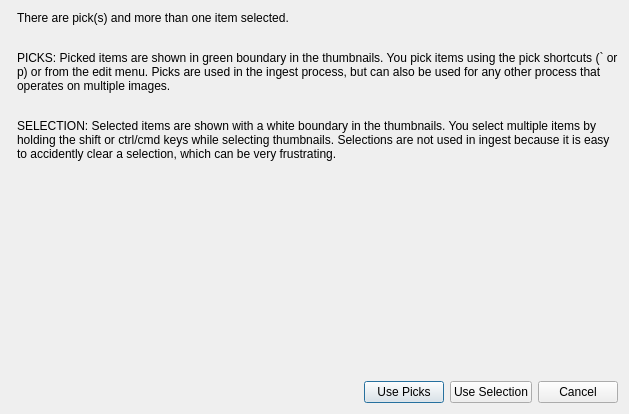
towhee/Winnow64, file Dialogs/selectionorpicksdlg.ui: the form before one commit.
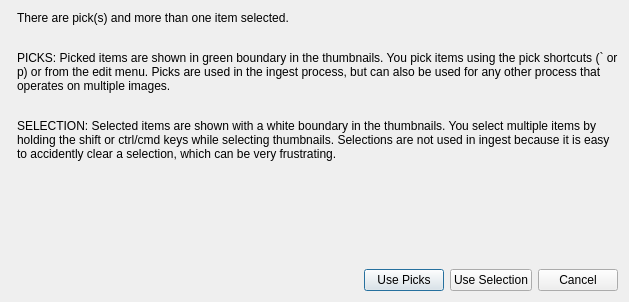
The form after the commit.

Patch:
```diff
--- a/Dialogs/selectionorpicksdlg.ui
+++ b/Dialogs/selectionorpicksdlg.ui
@@ -7,7 +7,7 @@
     <x>0</x>
     <y>0</y>
     <width>629</width>
-    <height>414</height>
+    <height>302</height>
    </rect>
   </property>
   <property name="windowTitle">
```
